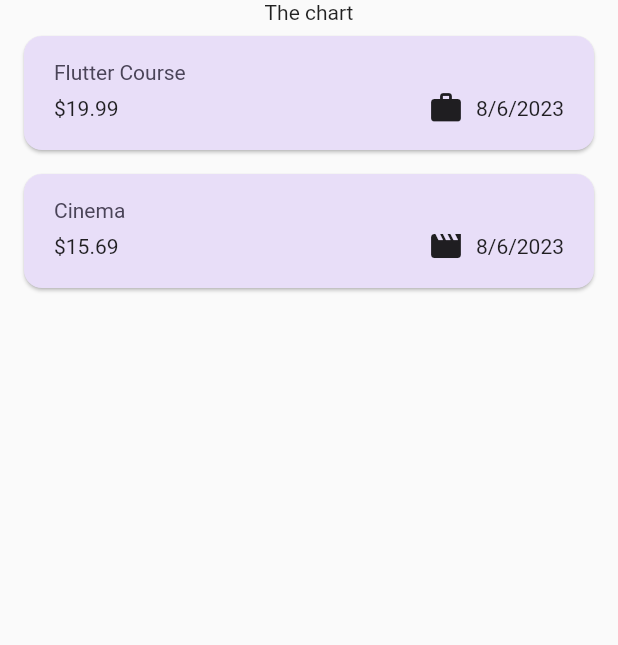
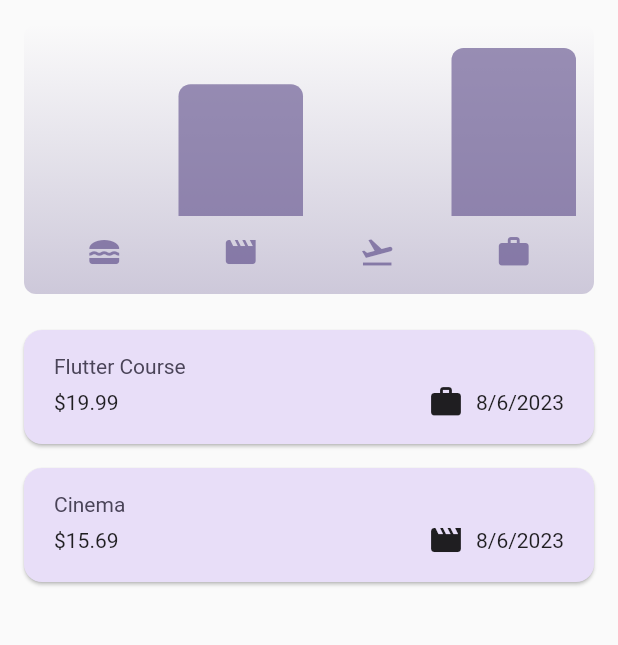
Before and after one commit to deepBn/expense_tracker, a Flutter app: the screen it shows after launch, on a phone screen of 412 x 824 dp, the part 84-729 px from its top. Run offline on Flutter 3.47's test engine with Material 2 defaults, Android fonts, the phone set to English and light mode, and no system bars.

Commit message:
Added chart section

```diff
--- a/lib/models/expense.dart
+++ b/lib/models/expense.dart
@@ -33,3 +33,28 @@ class Expense {
     return formatter.format(date);
   }
 }
+
+class ExpenseBucket {
+  const ExpenseBucket({
+    required this.category,
+    required this.expenses,
+  });
+
+  ExpenseBucket.forCategory(List<Expense> allExpenses, this.category)
+      : expenses = allExpenses
+            .where((expense) => expense.category == category)
+            .toList();
+
+  final Category category;
+  final List<Expense> expenses;
+
+  double get totalExpenses {
+    double sum = 0;
+
+    for (final expense in expenses) {
+      sum += expense.amount;
+    }
+
+    return sum;
+  }
+}
--- /dev/null
+++ b/lib/widgets/chart/chart.dart
@@ -0,0 +1,95 @@
+import 'package:flutter/material.dart';
+
+import 'package:expense_tracker/widgets/chart/chart_bar.dart';
+import 'package:expense_tracker/models/expense.dart';
+
+class Chart extends StatelessWidget {
+  const Chart({super.key, required this.expenses});
+
+  final List<Expense> expenses;
+
+  List<ExpenseBucket> get buckets {
+    return [
+      ExpenseBucket.forCategory(expenses, Category.food),
+      ExpenseBucket.forCategory(expenses, Category.leisure),
+      ExpenseBucket.forCategory(expenses, Category.travel),
+      ExpenseBucket.forCategory(expenses, Category.work),
+    ];
+  }
+
+  double get maxTotalExpense {
+    double maxTotalExpense = 0;
+
+    for (final bucket in buckets) {
+      if (bucket.totalExpenses > maxTotalExpense) {
+        maxTotalExpense = bucket.totalExpenses;
+      }
+    }
+
+    return maxTotalExpense;
+  }
+
+  @override
+  Widget build(BuildContext context) {
+    final isDarkMode =
+        MediaQuery.of(context).platformBrightness == Brightness.dark;
+    return Container(
+      margin: const EdgeInsets.all(16),
+      padding: const EdgeInsets.symmetric(
+        vertical: 16,
+        horizontal: 8,
+      ),
+      width: double.infinity,
+      height: 180,
+      decoration: BoxDecoration(
+        borderRadius: BorderRadius.circular(8),
+        gradient: LinearGradient(
+          colors: [
+            Theme.of(context).colorScheme.primary.withOpacity(0.3),
+            Theme.of(context).colorScheme.primary.withOpacity(0.0)
+          ],
+          begin: Alignment.bottomCenter,
+          end: Alignment.topCenter,
+        ),
+      ),
+      child: Column(
+        children: [
+          Expanded(
+            child: Row(
+              crossAxisAlignment: CrossAxisAlignment.end,
+              children: [
+                for (final bucket in buckets) // alternative to map()
+                  ChartBar(
+                    fill: bucket.totalExpenses == 0
+                        ? 0
+                        : bucket.totalExpenses / maxTotalExpense,
+                  )
+              ],
+            ),
+          ),
+          const SizedBox(height: 12),
+          Row(
+            children: buckets
+                .map(
+                  (bucket) => Expanded(
+                    child: Padding(
+                      padding: const EdgeInsets.symmetric(horizontal: 4),
+                      child: Icon(
+                        categoryIcons[bucket.category],
+                        color: isDarkMode
+                            ? Theme.of(context).colorScheme.secondary
+                            : Theme.of(context)
+                                .colorScheme
+                                .primary
+                                .withOpacity(0.7),
+                      ),
+                    ),
+                  ),
+                )
+                .toList(),
+          )
+        ],
+      ),
+    );
+  }
+}
--- /dev/null
+++ b/lib/widgets/chart/chart_bar.dart
@@ -0,0 +1,34 @@
+import 'package:flutter/material.dart';
+
+class ChartBar extends StatelessWidget {
+  const ChartBar({
+    super.key,
+    required this.fill,
+  });
+
+  final double fill;
+
+  @override
+  Widget build(BuildContext context) {
+    final isDarkMode =
+        MediaQuery.of(context).platformBrightness == Brightness.dark;
+    return Expanded(
+      child: Padding(
+        padding: const EdgeInsets.symmetric(horizontal: 4),
+        child: FractionallySizedBox(
+          heightFactor: fill,
+          child: DecoratedBox(
+            decoration: BoxDecoration(
+              shape: BoxShape.rectangle,
+              borderRadius:
+                  const BorderRadius.vertical(top: Radius.circular(8)),
+              color: isDarkMode
+                  ? Theme.of(context).colorScheme.secondary
+                  : Theme.of(context).colorScheme.primary.withOpacity(0.65),
+            ),
+          ),
+        ),
+      ),
+    );
+  }
+}
--- a/lib/widgets/expenses.dart
+++ b/lib/widgets/expenses.dart
@@ -1,3 +1,4 @@
+import 'package:expense_tracker/widgets/chart/chart.dart';
 import 'package:expense_tracker/widgets/expenses_list/expenses_list.dart';
 import 'package:expense_tracker/models/expense.dart';
 import 'package:expense_tracker/widgets/new_expense.dart';
@@ -87,7 +88,7 @@ class _ExpensesState extends State<Expenses> {
       ),
       body: Column(
         children: [
-          const Text("The chart"),
+          Chart(expenses: _registeredExpenses),
           Expanded(
             child: mainContent,
           ),
```
